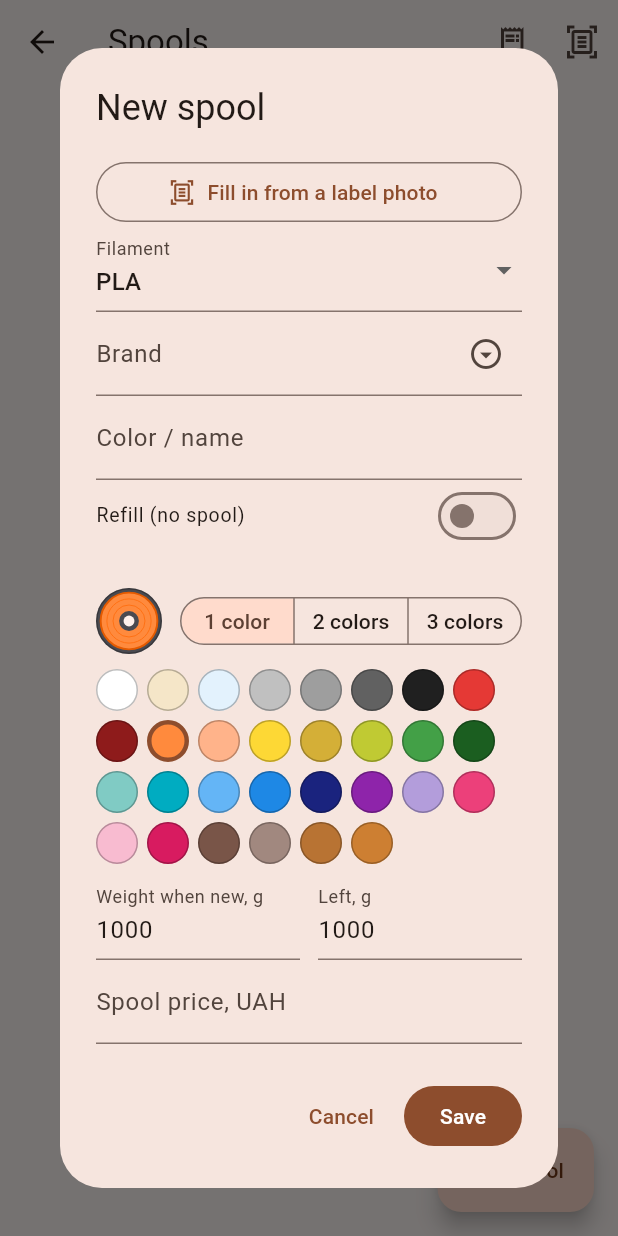
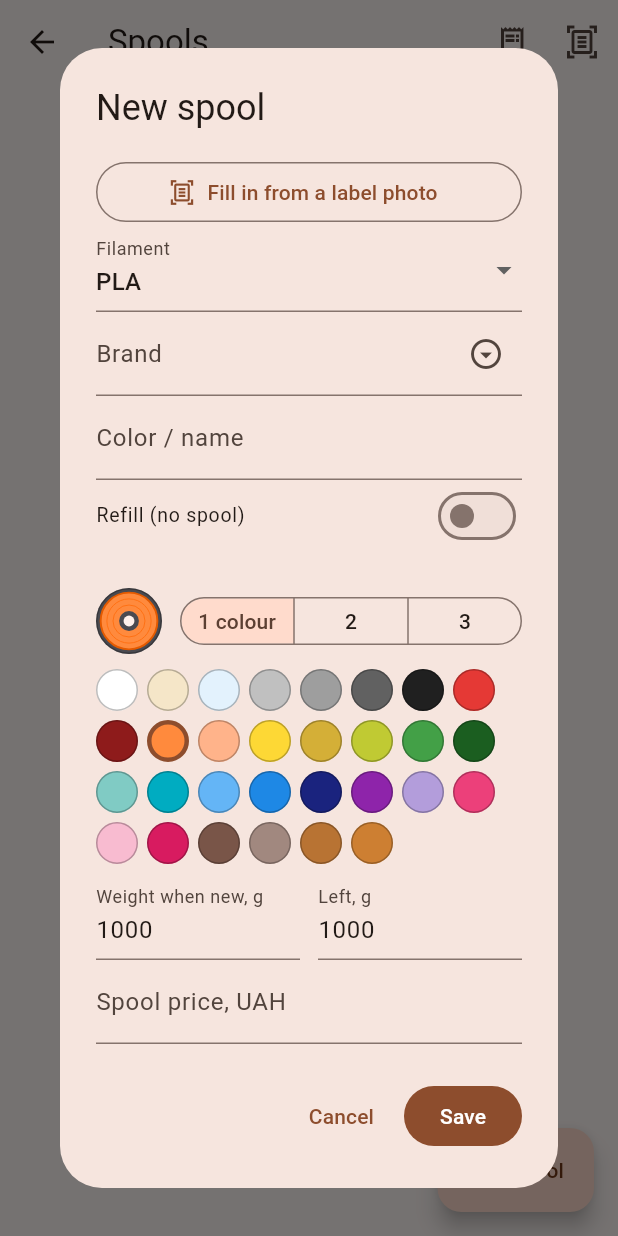
Before and after one commit to WadimAs/Calc-stl, a Flutter app: the SpoolsPage screen opened directly, after a tap on "Spool", on a phone screen of 412 x 824 dp. Run offline on Flutter 3.47's test engine with Material 3 defaults, Android fonts, the phone set to English and light mode, and no system bars.

Commit message:
Вибір кількості кольорів без переносу рядка
Co-Authored-By: Claude Opus 5.5 <noreply@anthropic.com>
Claude-Session: https://claude.ai/code/session_01C2oKiYbbRGvNacBRyCgbsJ

```diff
--- a/lib/i18n/en.dart
+++ b/lib/i18n/en.dart
@@ -763,7 +763,7 @@ const Map<String, String> en = {
   'за датчиком AMS, приблизно': 'from the AMS gauge, approximate',
   'дані слайсера з принтера': 'slicer data from the printer',
   'за довжиною філаменту': 'from the filament length',
-  '1 колір': '1 color',
+  '1 колір': '1 colour',
   '2 кольори': '2 colors',
   '3 кольори': '3 colors',
   'Колір:': 'Color:',
--- a/lib/ui/spools_page.dart
+++ b/lib/ui/spools_page.dart
@@ -452,9 +452,9 @@ class _SpoolDialogState extends State<_SpoolDialog> {
                 showSelectedIcon: false,
                 style: const ButtonStyle(visualDensity: VisualDensity.compact),
                 segments: [
-                  ButtonSegment(value: 1, label: Text(tr('1 колір'))),
-                  ButtonSegment(value: 2, label: Text(tr('2 кольори'))),
-                  ButtonSegment(value: 3, label: Text(tr('3 кольори'))),
+                  ButtonSegment(value: 1, label: Text(tr('1 колір'), maxLines: 1, softWrap: false)),
+                  const ButtonSegment(value: 2, label: Text('2', maxLines: 1)),
+                  const ButtonSegment(value: 3, label: Text('3', maxLines: 1)),
                 ],
                 selected: {_colors.length},
                 onSelectionChanged: (v) => _setCount(v.first),
```
